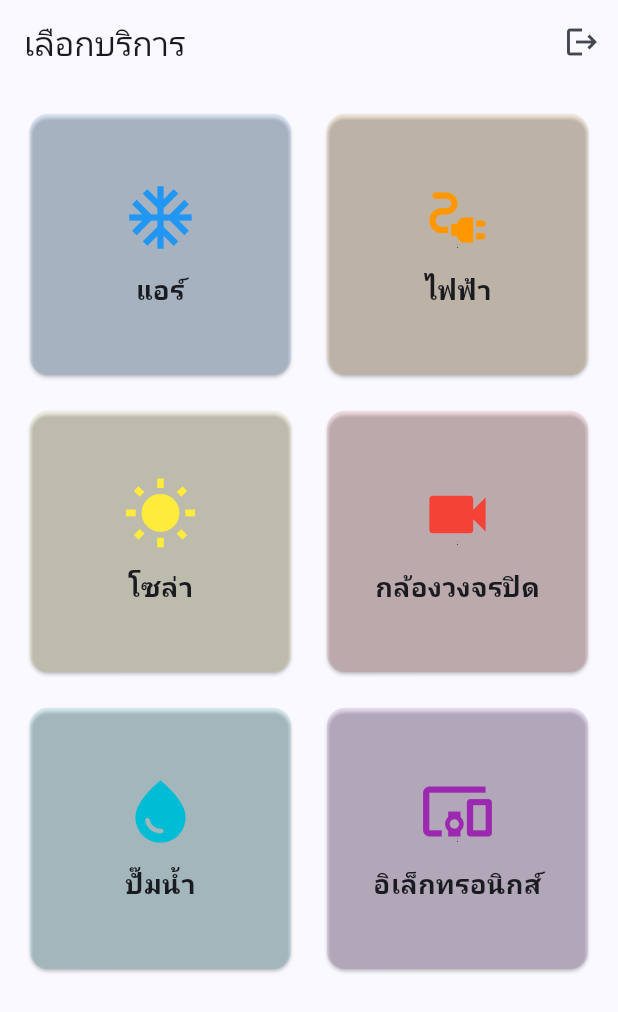
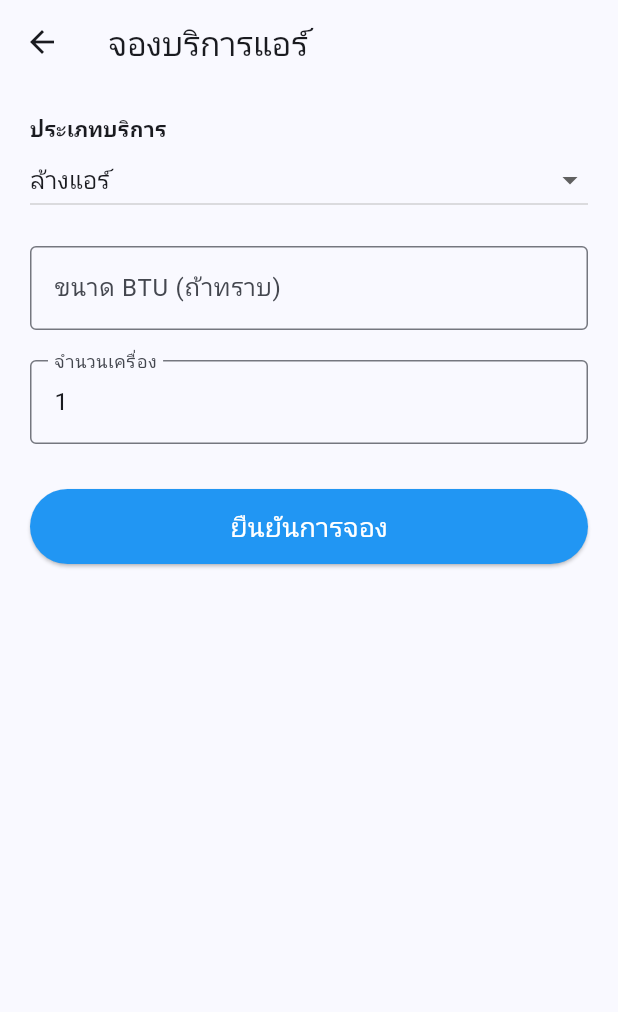
Before and after one commit to TEERAPAT-SUKKASEM/kiangthai_services, a Flutter app: the screen it shows once a user with an empty profile is signed in, after a tap on "แอร์", on a phone screen of 412 x 824 dp. Shown: the top 1012 px of the screen. Run offline on Flutter 3.47's test engine with Material 3 defaults, Android fonts, the phone set to English and light mode, and no system bars; our stand-ins replace firebase_core, flutter_dotenv, supabase_flutter; accounts and stored records are empty.

Commit message:
Add AirBookingScreen for air service booking and integrate navigation from CustomerHomeScreen

```diff
--- /dev/null
+++ b/lib/ui/customer/air_booking_screen.dart
@@ -0,0 +1,77 @@
+import 'package:flutter/material.dart';
+import 'package:supabase_flutter/supabase_flutter.dart';
+
+class AirBookingScreen extends StatefulWidget {
+  const AirBookingScreen({super.key});
+
+  @override
+  State<AirBookingScreen> createState() => _AirBookingScreenState();
+}
+
+class _AirBookingScreenState extends State<AirBookingScreen> {
+  String _selectedService = 'ล้างแอร์';
+  final _btuController = TextEditingController();
+  final _countController = TextEditingController(text: '1');
+
+  @override
+  Widget build(BuildContext context) {
+    return Scaffold(
+      appBar: AppBar(title: const Text('จองบริการแอร์')),
+      body: ListView(
+        padding: const EdgeInsets.all(20),
+        children: [
+          const Text(
+            'ประเภทบริการ',
+            style: TextStyle(fontWeight: FontWeight.bold),
+          ),
+          DropdownButton<String>(
+            value: _selectedService,
+            isExpanded: true,
+            items: <String>['ล้างแอร์', 'ซ่อมแอร์', 'ติดตั้งแอร์', 'ย้ายแอร์']
+                .map((String value) {
+                  return DropdownMenuItem<String>(
+                    value: value,
+                    child: Text(value),
+                  );
+                })
+                .toList(),
+            onChanged: (newValue) =>
+                setState(() => _selectedService = newValue!),
+          ),
+          const SizedBox(height: 20),
+          TextField(
+            controller: _btuController,
+            decoration: const InputDecoration(
+              labelText: 'ขนาด BTU (ถ้าทราบ)',
+              border: OutlineInputBorder(),
+            ),
+            keyboardType: TextInputType.number,
+          ),
+          const SizedBox(height: 20),
+          TextField(
+            controller: _countController,
+            decoration: const InputDecoration(
+              labelText: 'จำนวนเครื่อง',
+              border: OutlineInputBorder(),
+            ),
+            keyboardType: TextInputType.number,
+          ),
+          const SizedBox(height: 30),
+          ElevatedButton(
+            style: ElevatedButton.styleFrom(
+              minimumSize: const Size.fromHeight(50),
+              backgroundColor: Colors.blue,
+              foregroundColor: Colors.white,
+            ),
+            onPressed: () {
+              ScaffoldMessenger.of(context).showSnackBar(
+                const SnackBar(content: Text('กำลังบันทึกข้อมูล...')),
+              );
+            },
+            child: const Text('ยืนยันการจอง', style: TextStyle(fontSize: 18)),
+          ),
+        ],
+      ),
+    );
+  }
+}
--- a/lib/ui/customer/customer_home_screen.dart
+++ b/lib/ui/customer/customer_home_screen.dart
@@ -1,5 +1,6 @@
 import 'package:flutter/material.dart';
 import 'package:supabase_flutter/supabase_flutter.dart';
+import 'air_booking_screen.dart';
 
 class CustomerHomeScreen extends StatelessWidget {
   const CustomerHomeScreen({super.key});
@@ -48,8 +49,14 @@ class CustomerHomeScreen extends StatelessWidget {
           final service = services[index];
           return InkWell(
             onTap: () {
-              // TODO: ไปยังหน้าแบบฟอร์มของแต่ละบริการ
-              print('เลือกบริการ: ${service['name']}');
+              if (service['name'] == 'แอร์') {
+                Navigator.push(
+                  context,
+                  MaterialPageRoute(
+                    builder: (context) => const AirBookingScreen(),
+                  ),
+                );
+              }
             },
             child: Card(
               color: service['color'].withOpacity(0.1),
```
